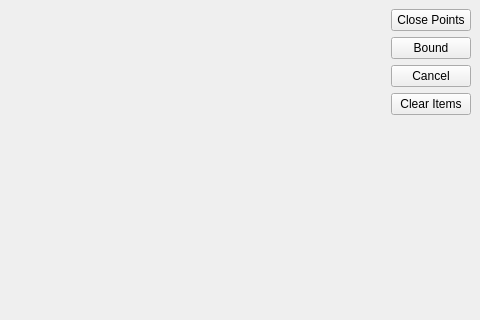
Before: the Qt Designer form mainwindow.ui in arturShafikov/QGraphics-testing, drawn with Qt 5; both pictures show x 320 to 800 and y 0 to 320 of the 800 by 600 pixel window.
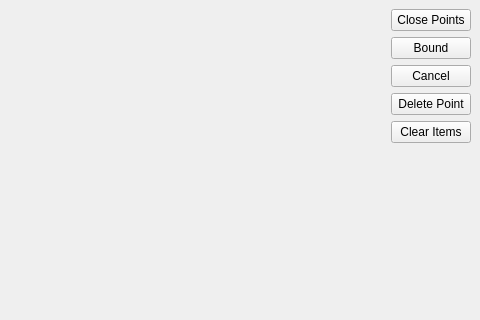
After: the same form once the commit is applied.

Commit message: removing points

```diff
--- a/mainwindow.ui
+++ b/mainwindow.ui
@@ -54,6 +54,13 @@
         </property>
        </widget>
       </item>
+      <item>
+       <widget class="QPushButton" name="deletePointButton">
+        <property name="text">
+         <string>Delete Point</string>
+        </property>
+       </widget>
+      </item>
       <item>
        <widget class="QPushButton" name="clearItemsButton">
         <property name="text">
```
The commit also changes 5 other files.
